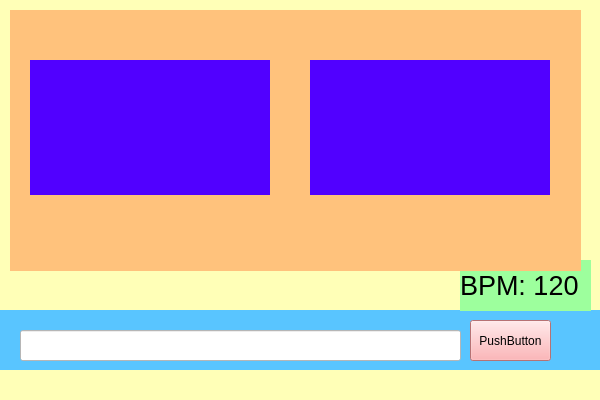
The window that pttvj/mainwindow.ui (monptt/pttvj) describes before a commit, drawn with Qt 5.
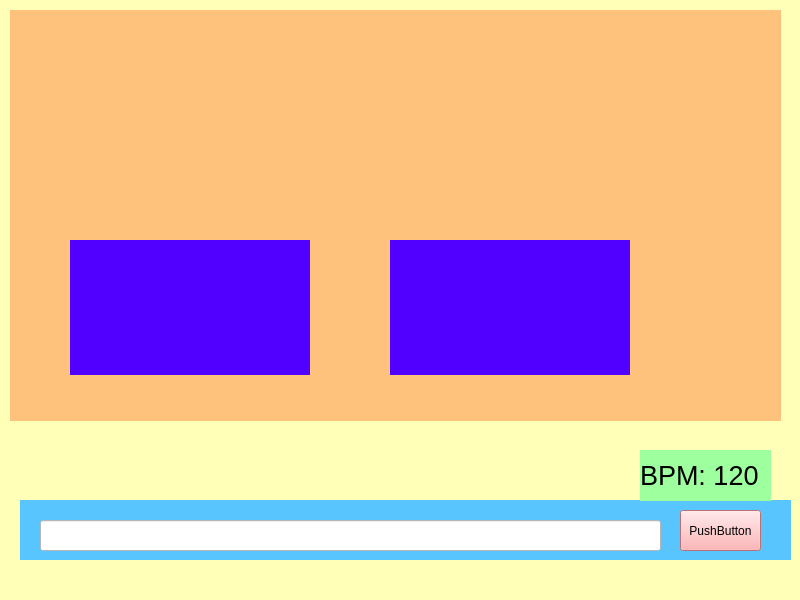
The same window after the commit.

The edit to the form file:
```diff
--- a/pttvj/mainwindow.ui
+++ b/pttvj/mainwindow.ui
@@ -6,8 +6,8 @@
    <rect>
     <x>0</x>
     <y>0</y>
-    <width>600</width>
-    <height>400</height>
+    <width>800</width>
+    <height>600</height>
    </rect>
   </property>
   <property name="windowTitle">
@@ -20,9 +20,9 @@
    <widget class="QWidget" name="cmdWidget" native="true">
     <property name="geometry">
      <rect>
-      <x>0</x>
-      <y>310</y>
-      <width>600</width>
+      <x>20</x>
+      <y>500</y>
+      <width>771</width>
       <height>60</height>
      </rect>
     </property>
@@ -32,7 +32,7 @@
     <widget class="QPushButton" name="cmdBtn">
      <property name="geometry">
       <rect>
-       <x>470</x>
+       <x>660</x>
        <y>10</y>
        <width>81</width>
        <height>41</height>
@@ -50,7 +50,7 @@
       <rect>
        <x>20</x>
        <y>20</y>
-       <width>441</width>
+       <width>621</width>
        <height>31</height>
       </rect>
      </property>
@@ -62,8 +62,8 @@
    <widget class="QLabel" name="bpmLabel">
     <property name="geometry">
      <rect>
-      <x>460</x>
-      <y>260</y>
+      <x>640</x>
+      <y>450</y>
       <width>131</width>
       <height>51</height>
      </rect>
@@ -85,8 +85,8 @@
      <rect>
       <x>10</x>
       <y>10</y>
-      <width>571</width>
-      <height>261</height>
+      <width>771</width>
+      <height>411</height>
      </rect>
     </property>
     <property name="styleSheet">
@@ -95,8 +95,8 @@
     <widget class="QWidget" name="deckLWidget" native="true">
      <property name="geometry">
       <rect>
-       <x>20</x>
-       <y>50</y>
+       <x>60</x>
+       <y>230</y>
        <width>240</width>
        <height>135</height>
       </rect>
@@ -108,8 +108,8 @@
     <widget class="QWidget" name="deckRWidget" native="true">
      <property name="geometry">
       <rect>
-       <x>300</x>
-       <y>50</y>
+       <x>380</x>
+       <y>230</y>
        <width>240</width>
        <height>135</height>
       </rect>
```
Left out of the diff: 2 changed lines with no effect on the pictures.
